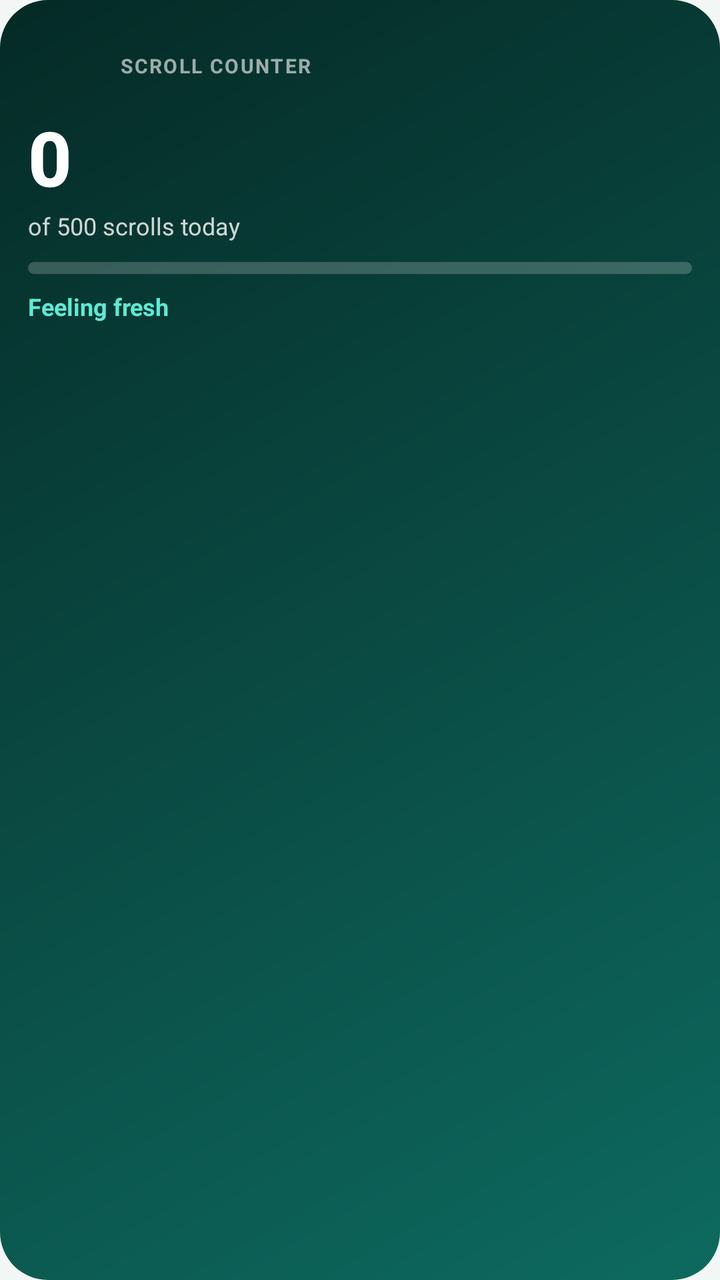
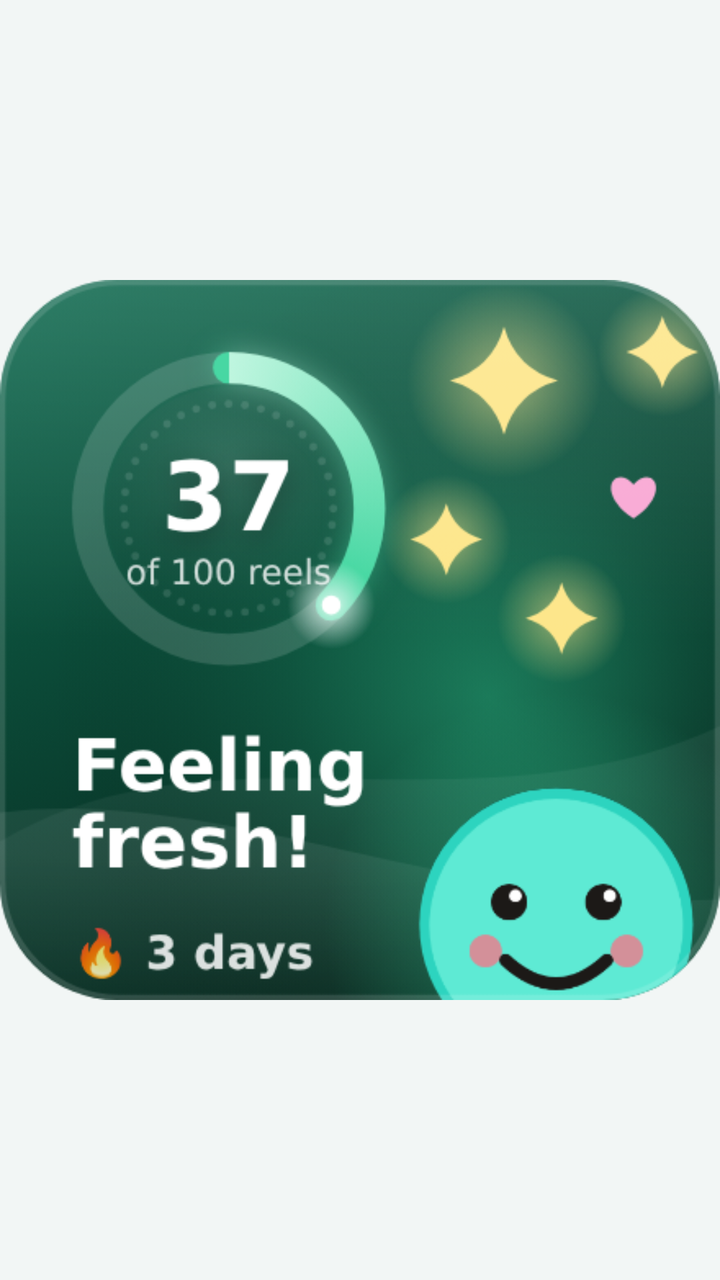

Compare the two renders of this Android layout. The source of the first and the diff that turns it into the second are given below.
<!-- AndroidManifest.xml: application theme Theme.ScrollCounter -->
<!-- res/layout/widget_scroll.xml -->
<?xml version="1.0" encoding="utf-8"?>
<LinearLayout xmlns:android="http://schemas.android.com/apk/res/android"
    android:id="@+id/widget_root"
    android:layout_width="match_parent"
    android:layout_height="match_parent"
    android:background="@drawable/widget_bg"
    android:orientation="vertical"
    android:padding="14dp">

    <LinearLayout
        android:layout_width="match_parent"
        android:layout_height="wrap_content"
        android:gravity="center_vertical"
        android:orientation="horizontal">

        <ImageView
            android:id="@+id/widget_face"
            android:layout_width="38dp"
            android:layout_height="38dp"
            android:contentDescription="@null" />

        <TextView
            android:layout_width="0dp"
            android:layout_height="wrap_content"
            android:layout_marginStart="8dp"
            android:layout_weight="1"
            android:maxLines="1"
            android:text="SCROLL COUNTER"
            android:textColor="#99FFFFFF"
            android:textSize="10sp"
            android:textStyle="bold"
            android:letterSpacing="0.08" />
    </LinearLayout>

    <TextView
        android:id="@+id/widget_count"
        android:layout_width="wrap_content"
        android:layout_height="wrap_content"
        android:layout_marginTop="6dp"
        android:fontFamily="sans-serif-medium"
        android:includeFontPadding="false"
        android:text="0"
        android:textColor="#FFFFFF"
        android:textSize="38sp"
        android:textStyle="bold" />

    <TextView
        android:id="@+id/widget_limit"
        android:layout_width="wrap_content"
        android:layout_height="wrap_content"
        android:layout_marginTop="2dp"
        android:maxLines="1"
        android:text="of 500 scrolls today"
        android:textColor="#CCFFFFFF"
        android:textSize="12sp" />

    <ProgressBar
        android:id="@+id/widget_progress"
        style="@android:style/Widget.ProgressBar.Horizontal"
        android:layout_width="match_parent"
        android:layout_height="6dp"
        android:layout_marginTop="10dp"
        android:max="100"
        android:progress="0"
        android:progressDrawable="@drawable/widget_progress" />

    <TextView
        android:id="@+id/widget_mood"
        android:layout_width="wrap_content"
        android:layout_height="wrap_content"
        android:layout_marginTop="8dp"
        android:maxLines="1"
        android:text="Feeling fresh"
        android:textColor="#5EEAD4"
        android:textSize="12sp"
        android:textStyle="bold" />
</LinearLayout>
<!-- resources referenced by this layout -->
<resources>
  <!-- drawable widget_bg (drawable) -->
  <?xml version="1.0" encoding="utf-8"?>
  <shape xmlns:android="http://schemas.android.com/apk/res/android" android:shape="rectangle">
      <corners android:radius="24dp" />
      <gradient android:angle="315" android:startColor="#052A26" android:centerColor="#0A4A43" android:endColor="#0D6A5F" />
  </shape>
  <!-- drawable widget_progress (drawable) -->
  <?xml version="1.0" encoding="utf-8"?>
  <layer-list xmlns:android="http://schemas.android.com/apk/res/android">
      <item android:id="@android:id/background">
          <shape><corners android:radius="3dp" /><solid android:color="#33FFFFFF" /></shape>
      </item>
      <item android:id="@android:id/progress">
          <clip>
              <shape>
                  <corners android:radius="3dp" />
                  <gradient android:angle="0" android:startColor="#6EE7D2" android:endColor="#7DD3FC" />
              </shape>
          </clip>
      </item>
  </layer-list>
  <style name="Theme.ScrollCounter" parent="android:Theme.Material.Light.NoActionBar">
          <item name="android:windowBackground">@color/window_bg</item>
      </style>
  <color name="window_bg">#F2F6F5</color>
</resources>

<!-- the commit's change to res/layout/widget_scroll.xml (unified diff, before → after) -->
@@ -1,77 +1,14 @@
 <?xml version="1.0" encoding="utf-8"?>
-<LinearLayout xmlns:android="http://schemas.android.com/apk/res/android"
+<FrameLayout xmlns:android="http://schemas.android.com/apk/res/android"
     android:id="@+id/widget_root"
     android:layout_width="match_parent"
-    android:layout_height="match_parent"
-    android:background="@drawable/widget_bg"
-    android:orientation="vertical"
-    android:padding="14dp">
+    android:layout_height="match_parent">
 
-    <LinearLayout
+    <ImageView
+        android:id="@+id/widget_image"
         android:layout_width="match_parent"
-        android:layout_height="wrap_content"
-        android:gravity="center_vertical"
-        android:orientation="horizontal">
-
-        <ImageView
-            android:id="@+id/widget_face"
-            android:layout_width="38dp"
-            android:layout_height="38dp"
-            android:contentDescription="@null" />
-
-        <TextView
-            android:layout_width="0dp"
-            android:layout_height="wrap_content"
-            android:layout_marginStart="8dp"
-            android:layout_weight="1"
-            android:maxLines="1"
-            android:text="SCROLL COUNTER"
-            android:textColor="#99FFFFFF"
-            android:textSize="10sp"
-            android:textStyle="bold"
-            android:letterSpacing="0.08" />
-    </LinearLayout>
-
-    <TextView
-        android:id="@+id/widget_count"
-        android:layout_width="wrap_content"
-        android:layout_height="wrap_content"
-        android:layout_marginTop="6dp"
-        android:fontFamily="sans-serif-medium"
-        android:includeFontPadding="false"
-        android:text="0"
-        android:textColor="#FFFFFF"
-        android:textSize="38sp"
-        android:textStyle="bold" />
-
-    <TextView
-        android:id="@+id/widget_limit"
-        android:layout_width="wrap_content"
-        android:layout_height="wrap_content"
-        android:layout_marginTop="2dp"
-        android:maxLines="1"
-        android:text="of 500 scrolls today"
-        android:textColor="#CCFFFFFF"
-        android:textSize="12sp" />
-
-    <ProgressBar
-        android:id="@+id/widget_progress"
-        style="@android:style/Widget.ProgressBar.Horizontal"
-        android:layout_width="match_parent"
-        android:layout_height="6dp"
-        android:layout_marginTop="10dp"
-        android:max="100"
-        android:progress="0"
-        android:progressDrawable="@drawable/widget_progress" />
-
-    <TextView
-        android:id="@+id/widget_mood"
-        android:layout_width="wrap_content"
-        android:layout_height="wrap_content"
-        android:layout_marginTop="8dp"
-        android:maxLines="1"
-        android:text="Feeling fresh"
-        android:textColor="#5EEAD4"
-        android:textSize="12sp"
-        android:textStyle="bold" />
-</LinearLayout>
+        android:layout_height="match_parent"
+        android:scaleType="fitCenter"
+        android:src="@drawable/widget_preview_art"
+        android:contentDescription="@null" />
+</FrameLayout>
<!-- resource entries referenced after the edit -->
@@ -1,26 +1,6 @@
 <!-- resources referenced by this layout -->
 <resources>
-  <!-- drawable widget_bg (drawable) -->
-  <?xml version="1.0" encoding="utf-8"?>
-  <shape xmlns:android="http://schemas.android.com/apk/res/android" android:shape="rectangle">
-      <corners android:radius="24dp" />
-      <gradient android:angle="315" android:startColor="#052A26" android:centerColor="#0A4A43" android:endColor="#0D6A5F" />
-  </shape>
-  <!-- drawable widget_progress (drawable) -->
-  <?xml version="1.0" encoding="utf-8"?>
-  <layer-list xmlns:android="http://schemas.android.com/apk/res/android">
-      <item android:id="@android:id/background">
-          <shape><corners android:radius="3dp" /><solid android:color="#33FFFFFF" /></shape>
-      </item>
-      <item android:id="@android:id/progress">
-          <clip>
-              <shape>
-                  <corners android:radius="3dp" />
-                  <gradient android:angle="0" android:startColor="#6EE7D2" android:endColor="#7DD3FC" />
-              </shape>
-          </clip>
-      </item>
-  </layer-list>
+  <!-- drawable widget_preview_art: png bitmap (drawable-nodpi, 192405 bytes) -->
   <style name="Theme.ScrollCounter" parent="android:Theme.Material.Light.NoActionBar">
           <item name="android:windowBackground">@color/window_bg</item>
       </style>
